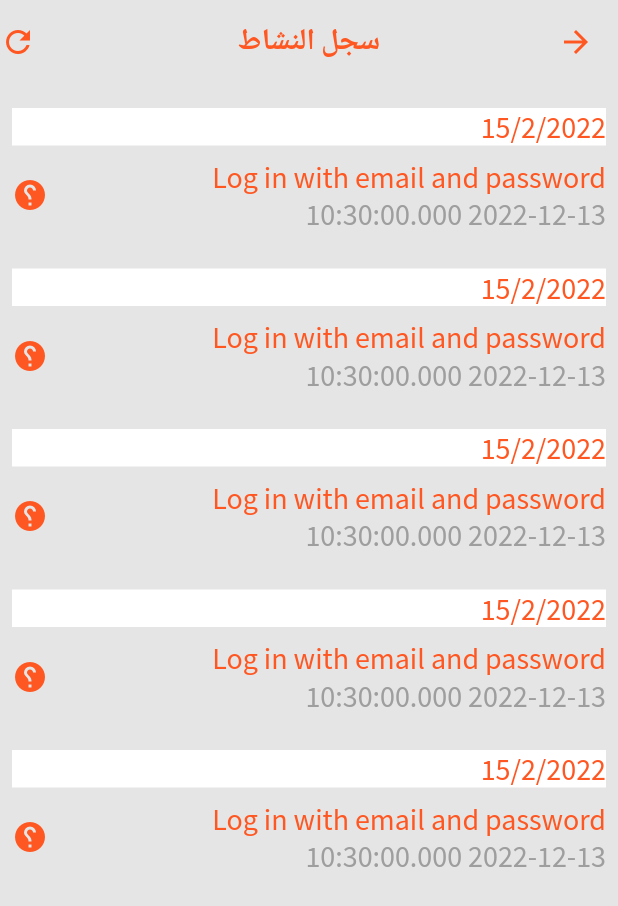
After one commit to ahmedabdelsalam22/apply_localization_and_theme, a Flutter app: the DrawerActivityLogScreen screen opened by its route, on a phone screen of 412 x 824 dp. The commit adds this screen. Shown: the top 906 px of the screen. Run offline on Flutter 3.47's test engine with Material 2 defaults, Android fonts, the phone set to English and light mode, and no system bars; our stand-ins replace animated_text_kit, conditional_builder_null_safety, flutter_bloc, flutter_iconly, flutter_local_notifications, flutter_screenutil and 2 more.

Commit message:
add drawer_activity_log_screen.dart

```diff
--- a/assets/lang/ar.json
+++ b/assets/lang/ar.json
@@ -62,4 +62,5 @@
 
 
 
+
 }
--- a/lib/main.dart
+++ b/lib/main.dart
@@ -24,7 +24,7 @@ void main() {
 class MyApp extends StatelessWidget {
   MyApp({super.key});
 
-  bool arabicLang = false;
+  bool arabicLang = true;
 
   // This widget is the root of your application.
   @override
--- /dev/null
+++ b/lib/presentaion layer/screens/drawer_inner_screen/drawer_activity_log/activity_log_list_item_builder.dart
@@ -0,0 +1,56 @@
+import 'package:flutter/material.dart';
+import 'package:sinric_app/shared/color_manager.dart';
+
+import '../../../widgets/text_widget.dart';
+
+class ActivityLogListItemBuilder extends StatelessWidget {
+  const ActivityLogListItemBuilder({Key? key}) : super(key: key);
+
+  @override
+  Widget build(BuildContext context) {
+    return Padding(
+      padding: const EdgeInsets.all(8.0),
+      child: Column(
+        crossAxisAlignment: CrossAxisAlignment.start,
+        children: [
+          Padding(
+            padding: const EdgeInsets.symmetric(vertical: 8),
+            child: Container(
+              width: double.infinity,
+              color: Colors.white,
+              child: TextWidget(
+                text: '15/2/2022',
+                textSize: 20,
+                color: ColorManager.primary,
+              ),
+            ),
+          ),
+          Row(
+            mainAxisAlignment: MainAxisAlignment.spaceBetween,
+            children: [
+              Column(
+                crossAxisAlignment: CrossAxisAlignment.start,
+                children: [
+                  TextWidget(
+                    text: 'Log in with email and password',
+                    textSize: 20,
+                    color: ColorManager.primary,
+                  ),
+                  TextWidget(
+                    text: '${DateTime.now()}',
+                    textSize: 20,
+                    color: Colors.grey,
+                  ),
+                ],
+              ),
+              Icon(
+                Icons.help,
+                color: ColorManager.primary,
+              ),
+            ],
+          ),
+        ],
+      ),
+    );
+  }
+}
--- /dev/null
+++ b/lib/presentaion layer/screens/drawer_inner_screen/drawer_activity_log/drawer_activity_log_screen.dart
@@ -0,0 +1,41 @@
+import 'package:flutter/material.dart';
+import 'package:sinric_app/notification_services/localization/applocal.dart';
+import 'package:sinric_app/presentaion%20layer/widgets/text_widget.dart';
+import 'package:sinric_app/shared/color_manager.dart';
+
+import 'activity_log_list_item_builder.dart';
+
+class DrawerActivityLogScreen extends StatelessWidget {
+  const DrawerActivityLogScreen({Key? key}) : super(key: key);
+
+  @override
+  Widget build(BuildContext context) {
+    return Scaffold(
+      backgroundColor: ColorManager.backGround,
+      appBar: AppBar(
+        backgroundColor: ColorManager.backGround,
+        elevation: 0.0,
+        centerTitle: true,
+        title: TextWidget(
+          isTitle: true,
+          text: getLang(context, "activityLog"),
+          textSize: 20,
+          color: ColorManager.primary,
+        ),
+        actions: const [Icon(Icons.refresh_sharp)],
+      ),
+      body: Column(
+        children: [
+          Expanded(
+            child: ListView.builder(
+              itemBuilder: (context, index) {
+                return const ActivityLogListItemBuilder();
+              },
+              itemCount: 5,
+            ),
+          )
+        ],
+      ),
+    );
+  }
+}
--- a/lib/presentaion layer/widgets/my_drawer.dart
+++ b/lib/presentaion layer/widgets/my_drawer.dart
@@ -127,7 +127,8 @@ class MyDrawer extends StatelessWidget {
             leadingIcon: Icons.history,
             title: getLang(context, 'activityLog'),
             onTap: () {
-              // TODO
+              Navigator.pushNamed(
+                  context, AppRoutes.drawerActivityLogScreenRoute);
             },
           ),
           buildDrawerListItemsDivider(),
--- a/lib/shared/app_router.dart
+++ b/lib/shared/app_router.dart
@@ -1,4 +1,5 @@
 import 'package:flutter/material.dart';
+import 'package:sinric_app/presentaion%20layer/screens/drawer_inner_screen/drawer_activity_log/drawer_activity_log_screen.dart';
 import 'package:sinric_app/presentaion%20layer/screens/drawer_inner_screen/drawer_rooms/drawer_rooms_screen.dart';
 import 'package:sinric_app/presentaion%20layer/screens/drawer_inner_screen/drawer_schedules/drawer_rooms_screen.dart';
 import 'package:sinric_app/presentaion%20layer/screens/forget_password/forget_pass_screen.dart';
@@ -20,6 +21,7 @@ class AppRoutes {
   static const String drawerRoomsScreenRoute = 'drawerRoomsScreen';
   static const String drawerScenesScreenRoute = 'drawerScenesScreen';
   static const String drawerSchedulesScreenRoute = 'drawerSchedulesScreen';
+  static const String drawerActivityLogScreenRoute = 'drawerActivityLogScreen';
 }
 
 class AppRouter {
@@ -52,6 +54,10 @@ class AppRouter {
       case AppRoutes.drawerSchedulesScreenRoute:
         return MaterialPageRoute(builder: (_) => const DrawerSchedulesScreen());
 
+      case AppRoutes.drawerActivityLogScreenRoute:
+        return MaterialPageRoute(
+            builder: (_) => const DrawerActivityLogScreen());
+
       default:
         return MaterialPageRoute(builder: (_) => const SplashScreen());
     }
```
